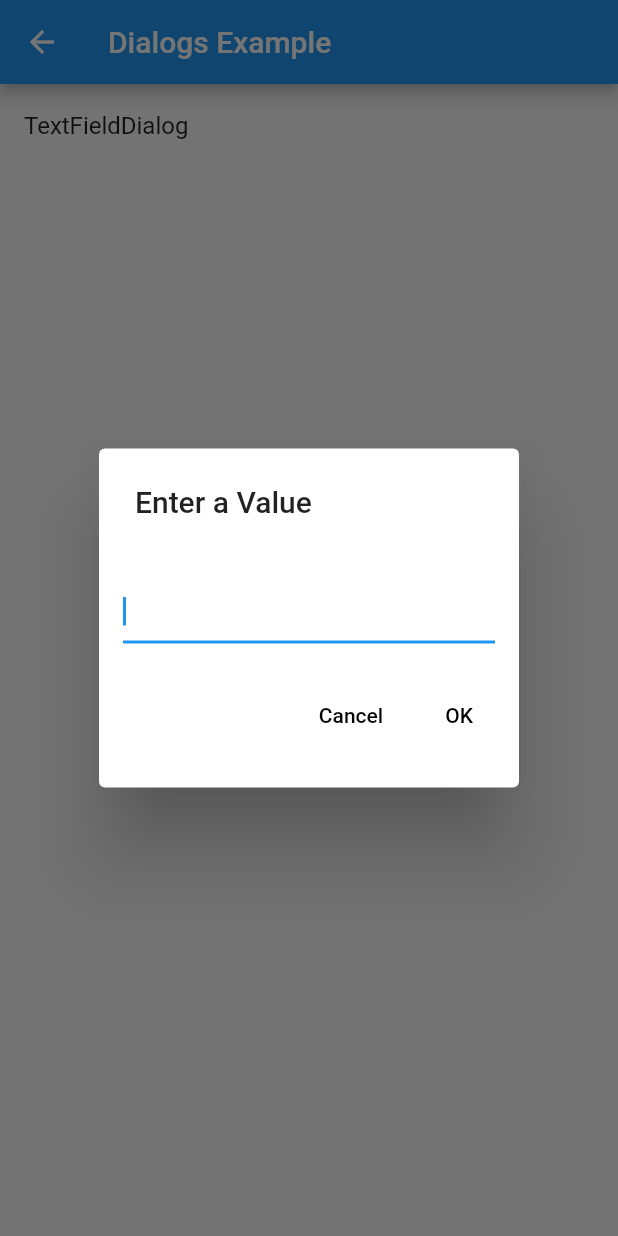
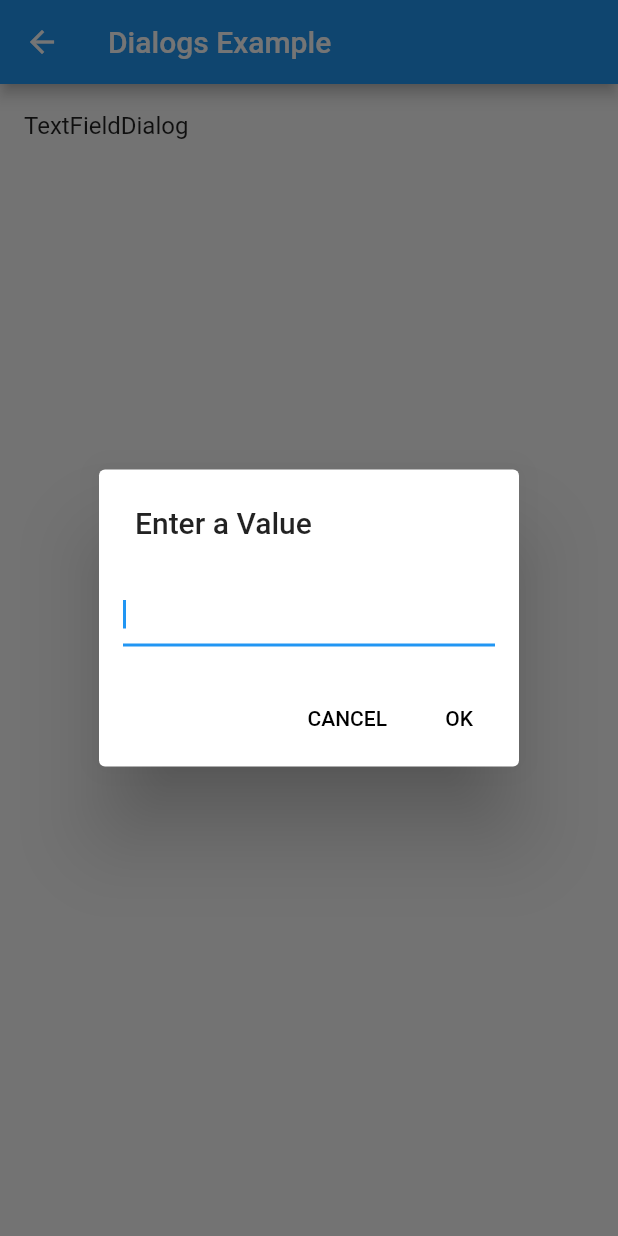
Before and after one commit to glesica/flutter_shortcuts, a Flutter app: the DialogsExamples screen opened directly, after a tap on "TextFieldDialog", on a phone screen of 412 x 824 dp. Run offline on Flutter 3.47's test engine with Material 2 defaults, Android fonts, the phone set to English and light mode, and no system bars.

Commit message:
Spruce up padding and formatting

```diff
--- a/example/lib/dialogs.dart
+++ b/example/lib/dialogs.dart
@@ -18,7 +18,7 @@ class DialogsExamples extends StatelessWidget {
               builder: (context) {
                 return AlertDialog(
                   title: const Text('Your Value'),
-                  content: Text(value),
+                  content: Text(value ?? 'null'),
                 );
               },
             );
--- a/lib/src/text_field_dialog.dart
+++ b/lib/src/text_field_dialog.dart
@@ -1,10 +1,10 @@
 import 'package:flutter/material.dart';
 
 /// A simple dialog that contains a title, a single [TextField],
-/// an "OK" button, and a "Cancel" button.
+/// an "OK" button, and a "CANCEL" button.
 ///
 /// If the "OK" button is pressed then the popped value will be
-/// the contents of the text field. If the "Cancel" button is
+/// the contents of the text field. If the "CANCEL" button is
 /// pressed or the dialog is otherwise dismissed, then the popped
 /// value will be `null`.
 ///
@@ -56,6 +56,7 @@ class TextFieldDialog extends StatelessWidget {
         _textField(context),
         _buttonBar(context),
       ],
+      contentPadding: EdgeInsets.zero,
     );
   }
 
@@ -74,7 +75,7 @@ class TextFieldDialog extends StatelessWidget {
 
   Widget _cancelButton(BuildContext context) {
     return FlatButton(
-      child: const Text('Cancel'),
+      child: const Text('CANCEL'),
       key: Key('cancel'),
       onPressed: () => _handleCancel(context),
     );
```
